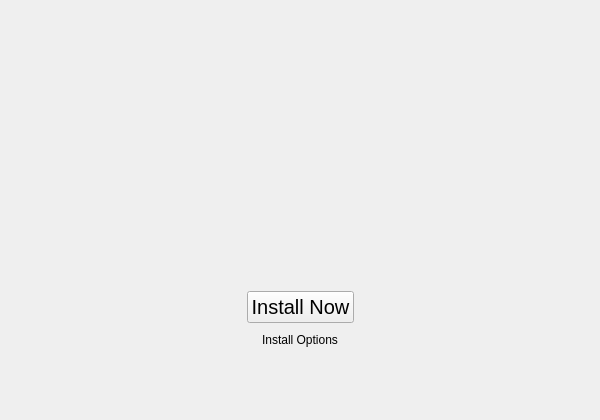
The window that installer/mainwindow.ui (vicr123/theInstaller) describes before a commit, drawn with Qt 5.
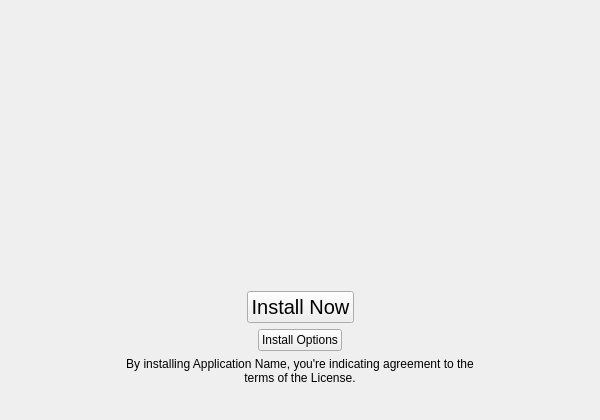
The same window after the commit. The open tabs and pages were chosen to show the change. Icons and pictures are not drawn. Custom widgets are drawn as their Qt base class.

Diff of the .ui file:
```diff
--- a/installer/mainwindow.ui
+++ b/installer/mainwindow.ui
@@ -261,9 +261,6 @@
             <property name="text">
              <string>Install Options</string>
             </property>
-            <property name="flat">
-             <bool>true</bool>
-            </property>
            </widget>
           </item>
           <item>
@@ -281,6 +278,55 @@
           </item>
          </layout>
         </item>
+        <item>
+         <layout class="QHBoxLayout" name="horizontalLayout_13">
+          <item>
+           <spacer name="leftSpacer">
+            <property name="orientation">
+             <enum>Qt::Horizontal</enum>
+            </property>
+            <property name="sizeType">
+             <enum>QSizePolicy::Fixed</enum>
+            </property>
+            <property name="sizeHint" stdset="0">
+             <size>
+              <width>110</width>
+              <height>20</height>
+             </size>
+            </property>
+           </spacer>
+          </item>
+          <item>
+           <widget class="QLabel" name="licenseLabel">
+            <property name="text">
+             <string>By installing Application Name, you're indicating agreement to the terms of the License.</string>
+            </property>
+            <property name="alignment">
+             <set>Qt::AlignCenter</set>
+            </property>
+            <property name="wordWrap">
+             <bool>true</bool>
+            </property>
+           </widget>
+          </item>
+          <item>
+           <spacer name="rightSpacer">
+            <property name="orientation">
+             <enum>Qt::Horizontal</enum>
+            </property>
+            <property name="sizeType">
+             <enum>QSizePolicy::Fixed</enum>
+            </property>
+            <property name="sizeHint" stdset="0">
+             <size>
+              <width>110</width>
+              <height>20</height>
+             </size>
+            </property>
+           </spacer>
+          </item>
+         </layout>
+        </item>
         <item>
          <spacer name="verticalSpacer">
           <property name="orientation">
```
